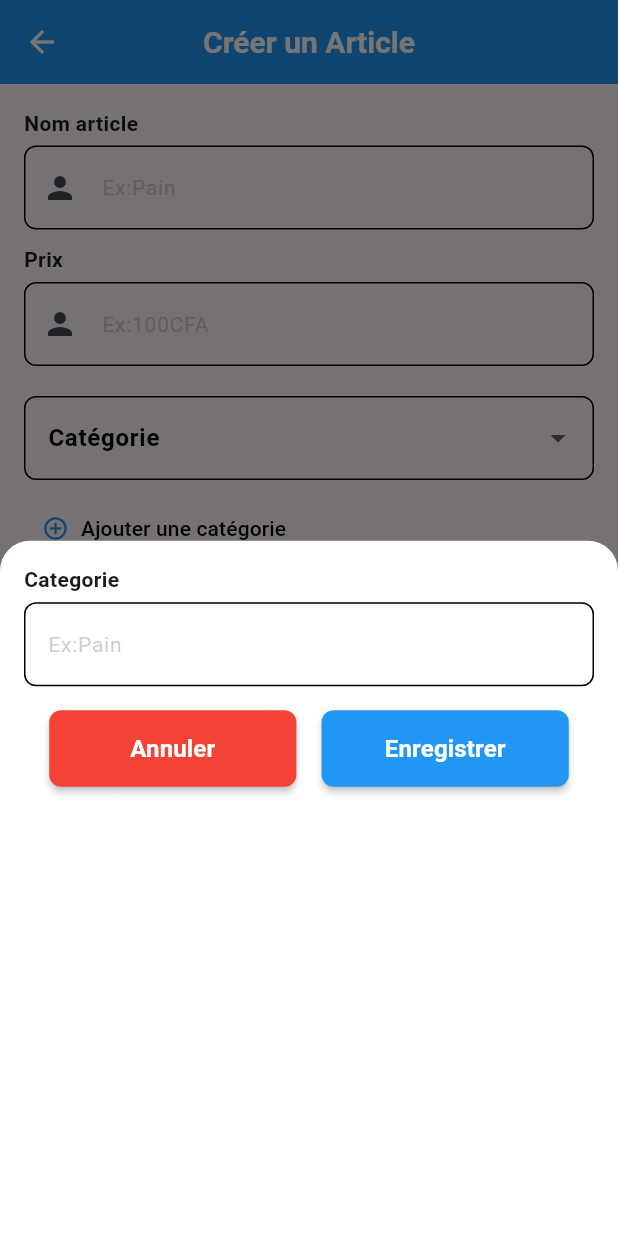
After one commit to Balelee/pos-system, a Flutter app: the EditProductView screen opened directly, after a tap on "Ajouter une catégorie", on a phone screen of 412 x 824 dp. The commit adds this screen. Run offline on Flutter 3.47's test engine with Material 3 defaults, Android fonts, the phone set to English and light mode, and no system bars; drawn by our look-alikes of toastification; our stand-ins replace get, sqflite; missing offline and left inert: bcrypt; accounts and stored records are empty.

Commit message:
toujours encours l'interface product !

```diff
--- a/lib/app/data/database/model_repository/user_repository.dart
+++ b/lib/app/data/database/model_repository/user_repository.dart
@@ -48,18 +48,20 @@ class UserRepository {
     return result.map((map) => User.fromMap(map)).toList();
   }
 
-  Future<int> updateUser(User user) async {
+
+  Future<bool> updateUser(User user) async {
     final db = await dbProvider.database;
     Map<String, dynamic> updatedRow = user.toMap();
     if (user.password.isNotEmpty) {
       updatedRow['password'] = BCrypt.hashpw(user.password, BCrypt.gensalt());
     }
-    return await db.update(
+    final rowsAffected = await db.update(
       'users',
       updatedRow,
       where: 'id = ?',
       whereArgs: [user.id],
     );
+    return rowsAffected > 0;
   }
 
   Future<int> deleteUser(User user) async {
--- a/lib/app/modules/home/views/home_view.dart
+++ b/lib/app/modules/home/views/home_view.dart
@@ -100,6 +100,9 @@ class HomeView extends GetView<HomeController> {
               child: Column(
                 children: [
                   QuickAccessCard(
+                    onTap: () {
+                      Get.toNamed(Routes.PRODUCT);
+                    },
                     icon: Icons.category,
                     title: "Produits & Catégories",
                     color: Colors.deepPurple.shade400,
--- /dev/null
+++ b/lib/app/modules/product/controllers/product_controller.dart
@@ -0,0 +1,98 @@
+import 'package:flutter/material.dart';
+import 'package:get/get.dart';
+import 'package:pos/app/modules/home/controllers/home_controller.dart';
+
+class ProductController extends GetxController {
+  late RxList<int> quantities;
+  HomeController homeController = Get.put(HomeController());
+  final nameController = TextEditingController();
+  final priceController = TextEditingController();
+  final newCategoryController = TextEditingController();
+  var categories = ["Alimentaire", "Électronique", "Vêtements"].obs;
+  var selectedCategory = "".obs;
+
+  void addCategory(String newCategory) {
+    if (newCategory.isNotEmpty && !categories.contains(newCategory)) {
+      categories.add(newCategory);
+      selectedCategory.value = newCategory;
+    }
+  }
+
+  void saveProduct() {
+    final name = nameController.text.trim();
+    final price = priceController.text.trim();
+    final category = selectedCategory.value;
+
+    if (name.isEmpty || price.isEmpty || category.isEmpty) {
+      Get.snackbar("Erreur", "Veuillez remplir tous les champs");
+      return;
+    }
+
+    Get.snackbar(
+        "Succès", "Article '$name' ajouté dans $category à $price CFA");
+  }
+
+  final products = [
+    {
+      "name": "Berry Cake",
+      "price": 12.00,
+      "image":
+          "https://images.unsplash.com/photo-1567306226416-28f0efdc88ce?w=400"
+    },
+    {
+      "name": "Apple",
+      "price": 8.00,
+      "image":
+          "https://images.unsplash.com/photo-1567306226416-28f0efdc88ce?w=400"
+    },
+    {
+      "name": "Black Tea",
+      "price": 10.00,
+      "image":
+          "https://images.unsplash.com/photo-1601004890684-d8cbf643f5f2?w=400"
+    },
+    {
+      "name": "Cashew nuts",
+      "price": 25.00,
+      "image":
+          "https://images.unsplash.com/photo-1601004890684-d8cbf643f5f2?w=400"
+    },
+  ];
+
+  void increase(int index) {
+    quantities[index]++;
+  }
+
+  void decrease(int index) {
+    if (quantities[index] > 1) {
+      quantities[index]--;
+    }
+  }
+
+  int get totalItems => quantities.fold(0, (sum, q) => sum + q);
+
+  double get totalPrice {
+    double total = 0;
+    for (int i = 0; i < products.length; i++) {
+      final price = products[i]["price"] as double;
+      total += price * quantities[i];
+    }
+    return total;
+  }
+
+  @override
+  void onInit() {
+    super.onInit();
+    quantities = List<int>.filled(products.length, 1).obs;
+  }
+
+  @override
+  void onReady() {
+    super.onReady();
+  }
+
+  @override
+  void onClose() {
+    super.onClose();
+  }
+}
--- /dev/null
+++ b/lib/app/modules/product/views/edit_product_view.dart
@@ -0,0 +1,169 @@
+import 'package:flutter/material.dart';
+import 'package:get/get.dart';
+import 'package:pos/app/data/components/bouton/bouton.dart';
+import 'package:pos/app/data/components/color/appcolor.dart';
+import 'package:pos/app/data/components/text/text.dart';
+import 'package:pos/app/data/components/textField/textField.dart';
+import 'package:pos/app/modules/product/controllers/product_controller.dart';
+
+class EditProductView extends GetView<ProductController> {
+  const EditProductView({super.key});
+
+  @override
+  Widget build(BuildContext context) {
+    return Scaffold(
+      appBar: AppBar(
+        leading: IconButton(
+          icon: Icon(Icons.arrow_back, color: Colors.white),
+          onPressed: () {
+            Get.back();
+          },
+        ),
+        backgroundColor: Colors.blue,
+        title: const ParagraphText(
+          text: "Créer un Article",
+          type: ParagraphType.bodyText1,
+          color: Colors.white,
+        ),
+        centerTitle: true,
+      ),
+      body: Padding(
+        padding: const EdgeInsets.all(16),
+        child: SingleChildScrollView(
+          child: Column(
+            crossAxisAlignment: CrossAxisAlignment.start,
+            children: [
+              CustomTextField(
+                prefixIcon: Icons.person,
+                label: "Nom article",
+                hintText: "Ex:Pain",
+                keyboardType: TextInputType.text,
+                hintStyle: TextStyle(
+                  color: AppColor.bodyText2Color.withOpacity(0.5),
+                  fontSize: 14,
+                ),
+                controller: controller.nameController,
+              ),
+              const SizedBox(height: 10),
+              CustomTextField(
+                prefixIcon: Icons.person,
+                label: "Prix",
+                hintText: "Ex:100CFA",
+                keyboardType: TextInputType.text,
+                hintStyle: TextStyle(
+                  color: AppColor.bodyText2Color.withOpacity(0.5),
+                  fontSize: 14,
+                ),
+                controller: controller.nameController,
+              ),
+              const SizedBox(height: 20),
+              Obx(() => DropdownButtonFormField<String>(
+                    borderRadius: BorderRadius.circular(8.0),
+                    decoration: InputDecoration(
+                      enabledBorder: OutlineInputBorder(
+                        borderSide: BorderSide(),
+                        borderRadius: BorderRadius.circular(8),
+                      ),
+                      focusedBorder: OutlineInputBorder(
+                        borderSide: BorderSide(),
+                        borderRadius: BorderRadius.circular(8),
+                      ),
+                      labelText: "Catégorie",
+                      labelStyle: TextStyle(
+                        color: Colors.black,
+                        fontWeight: FontWeight.bold,
+                      ),
+                      border: OutlineInputBorder(),
+                    ),
+                    value: controller.selectedCategory.value.isEmpty
+                        ? null
+                        : controller.selectedCategory.value,
+                    items: controller.categories
+                        .map((c) => DropdownMenuItem(
+                              value: c,
+                              child: Text(c),
+                            ))
+                        .toList(),
+                    onChanged: (val) {
+                      if (val != null) controller.selectedCategory.value = val;
+                    },
+                  )),
+              const SizedBox(height: 8),
+              TextButton.icon(
+                onPressed: () {
+                  Get.bottomSheet(
+                    Container(
+                      padding: const EdgeInsets.all(16),
+                      decoration: const BoxDecoration(
+                        color: Colors.white,
+                        borderRadius:
+                            BorderRadius.vertical(top: Radius.circular(20)),
+                      ),
+                      child: Column(
+                        children: [
+                          CustomTextField(
+                            label: "Categorie",
+                            hintText: "Ex:Pain",
+                            keyboardType: TextInputType.text,
+                            hintStyle: TextStyle(
+                              color: AppColor.bodyText2Color.withOpacity(0.5),
+                              fontSize: 14,
+                            ),
+                            controller: controller.nameController,
+                          ),
+                          const SizedBox(height: 16),
+                          Row(
+                            mainAxisAlignment: MainAxisAlignment.spaceEvenly,
+                            children: [
+                              SizedBox(
+                                width: Get.width / 2.5,
+                                child: CustomButton(
+                                  text: "Annuler",
+                                  backgroundColor: Colors.red,
+                                  onPressed: () {
+                                    Get.back();
+                                  },
+                                ),
+                              ),
+                              SizedBox(
+                                width: Get.width / 2.5,
+                                child: CustomButton(
+                                  text: "Enregistrer",
+                                  onPressed: () {
+                                    if (controller.newCategoryController.text
+                                        .isNotEmpty) {
+                                      controller.addCategory(controller
+                                          .newCategoryController.text);
+                                    }
+                                    Get.back();
+                                  },
+                                ),
+                              ),
+                            ],
+                          ),
+                        ],
+                      ),
+                    ),
+                  );
+                },
+                icon: const Icon(
+                  Icons.add_circle_outline,
+                  color: Colors.blue,
+                ),
+                label: const ParagraphText(
+                  text: "Ajouter une catégorie",
+                  type: ParagraphType.bodyText2,
+                ),
+              ),
+              const SizedBox(height: 24),
+              CustomButton(
+                text: "Sauvegarder",
+                onPressed: () {},
+              ),
+            ],
+          ),
+        ),
+      ),
+    );
+  }
+}
--- a/lib/app/routes/app_routes.dart
+++ b/lib/app/routes/app_routes.dart
@@ -7,6 +7,7 @@ abstract class Routes {
   static const LOGIN = _Paths.LOGIN;
   static const REGISTER = _Paths.REGISTER;
   static const LIST_CASHIER = _Paths.LIST_CASHIER;
+  static const PRODUCT = _Paths.PRODUCT;
 }
 
 abstract class _Paths {
@@ -15,4 +16,5 @@ abstract class _Paths {
   static const LOGIN = '/login';
   static const REGISTER = '/register';
   static const LIST_CASHIER = '/list-cashier';
+  static const PRODUCT = '/product';
 }
```
Also changed, not shown: lib/app/modules/home/controllers/home_controller.dart (+9 -10 lines), lib/app/modules/home/views/user_profile_view.dart (+10 -4 lines), lib/app/modules/product/bindings/product_binding.dart (added, +12 -0 lines), lib/app/modules/product/views/product_view.dart (added, +192 -0 lines), lib/app/routes/app_pages.dart (+7 -0 lines).
